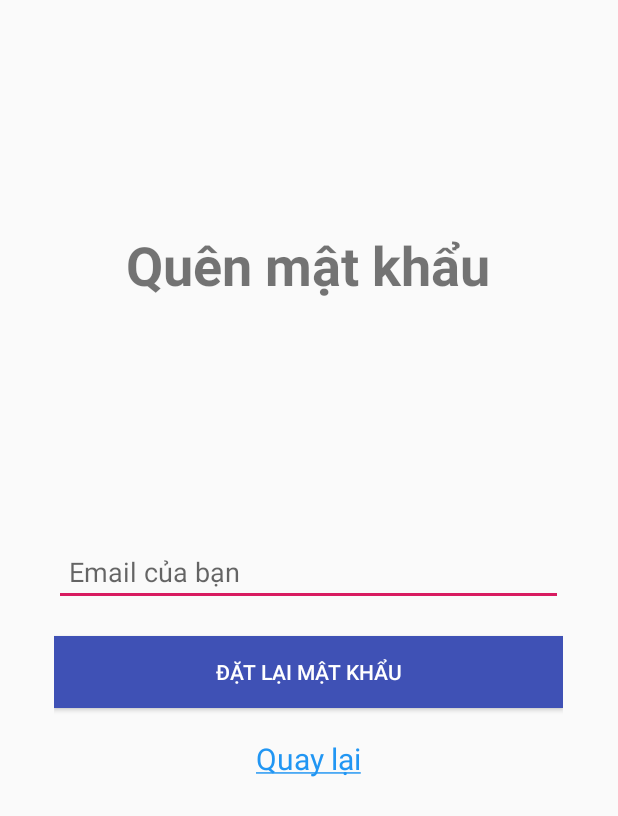
After one commit to happy-lunch/Happy_Lunch, an Android app: the layout activity_forgot_password.xml on its own in the app's theme, with its tools: preview values and no code run, on a phone screen of 412 x 824 dp. The commit adds this screen. Shown: the top 816 px of the screen. Run offline under Robolectric (Android 15) with nearby library versions, the phone set to English and light mode, and no system bars.

Commit message:
Sửa lỗi và cập nhật
Sửa lỗi và cập nhật

```diff
--- /dev/null
+++ b/happylunch/app/src/main/res/layout/activity_forgot_password.xml
@@ -0,0 +1,79 @@
+<?xml version="1.0" encoding="utf-8"?>
+<LinearLayout xmlns:android="http://schemas.android.com/apk/res/android"
+    xmlns:app="http://schemas.android.com/apk/res-auto"
+    xmlns:tools="http://schemas.android.com/tools"
+    android:layout_width="match_parent"
+    android:layout_height="match_parent"
+    android:orientation="horizontal"
+    tools:context=".ForgotPassword">
+
+    <LinearLayout
+        android:layout_weight="3"
+        android:layout_width="wrap_content"
+        android:layout_height="match_parent">
+
+    </LinearLayout>
+
+    <LinearLayout
+        android:layout_weight="8"
+        android:orientation="vertical"
+        android:layout_width="wrap_content"
+        android:layout_height="match_parent">
+        <LinearLayout
+            android:layout_weight="5"
+            android:layout_width="match_parent"
+            android:layout_height="wrap_content">
+            <TextView
+                android:textStyle="bold"
+                android:gravity="center"
+                android:textSize="36sp"
+                android:text="Quên mật khẩu"
+                android:layout_width="match_parent"
+                android:layout_height="match_parent" />
+
+        </LinearLayout>
+            <LinearLayout
+                android:layout_weight="5"
+                android:orientation="vertical"
+                android:layout_width="match_parent"
+                android:layout_height="wrap_content">
+                <EditText
+                    android:paddingLeft="10dp"
+                    android:paddingRight="10dp"
+                    android:inputType="text"
+                    android:maxLines="1"
+                    android:layout_marginTop="5dp"
+                    android:id="@+id/txtEmailInForgotPassword"
+                    android:layout_width="match_parent"
+                    android:layout_height="wrap_content"
+                    android:hint="Email của bạn" />
+
+                <Button
+                    android:layout_marginTop="20dp"
+                    android:background="#3F51B5"
+                    android:textColor="#FFF"
+                    android:id="@+id/btnResetPassword"
+                    android:text="Đặt lại mật khẩu"
+                    android:layout_width="match_parent"
+                    android:layout_height="wrap_content" />
+
+                <TextView
+                    android:textColor="#2196F3"
+                    android:layout_marginTop="20dp"
+                    android:textSize="20sp"
+                    android:gravity="center"
+                    android:id="@+id/txtBackToLogin"
+                    android:text="@string/back"
+                    android:layout_width="match_parent"
+                    android:layout_height="wrap_content" />
+            </LinearLayout>
+    </LinearLayout>
+
+    <LinearLayout
+        android:layout_weight="3"
+        android:layout_width="wrap_content"
+        android:layout_height="match_parent">
+
+    </LinearLayout>
+
+</LinearLayout>
--- a/happylunch/app/src/main/res/values/strings.xml
+++ b/happylunch/app/src/main/res/values/strings.xml
@@ -5,6 +5,7 @@
     <string name="title_dashboard">Dashboard</string>
     <string name="title_notifications">Notifications</string>
 	<string name="sign_up"><u>Tạo tài khoản mới</u></string>
+	<string name="back"><u>Quay lại</u></string>
     //Admin
     <string name="title_shop">Shop</string>
     <string name="title_ordered">Ordered</string>
```
Also changed, not shown: happylunch/app/src/main/java/com/cnpm/happylunch/AccountPage.java (+31 -11 lines), happylunch/app/src/main/java/com/cnpm/happylunch/Bottom_Nav.java (+53 -15 lines), happylunch/app/src/main/java/com/cnpm/happylunch/ForgotPassword.java (added, +98 -0 lines), happylunch/app/src/main/java/com/cnpm/happylunch/Login.java (+49 -27 lines).
